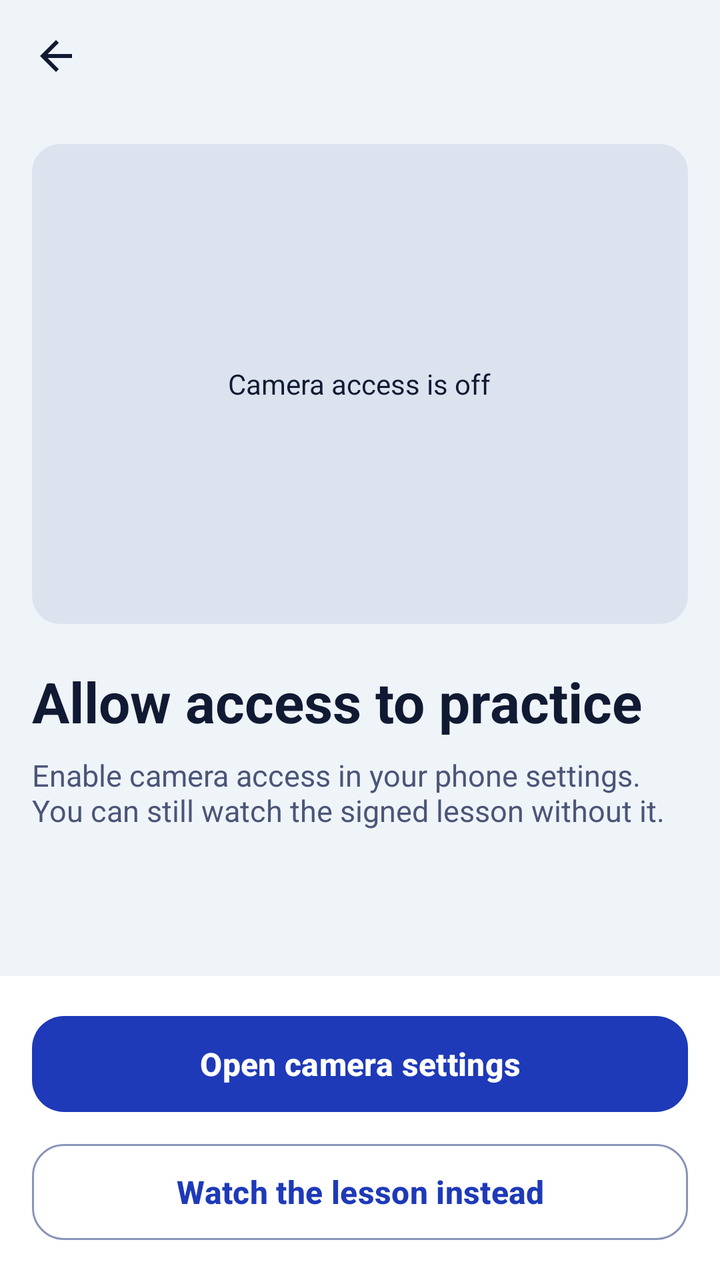
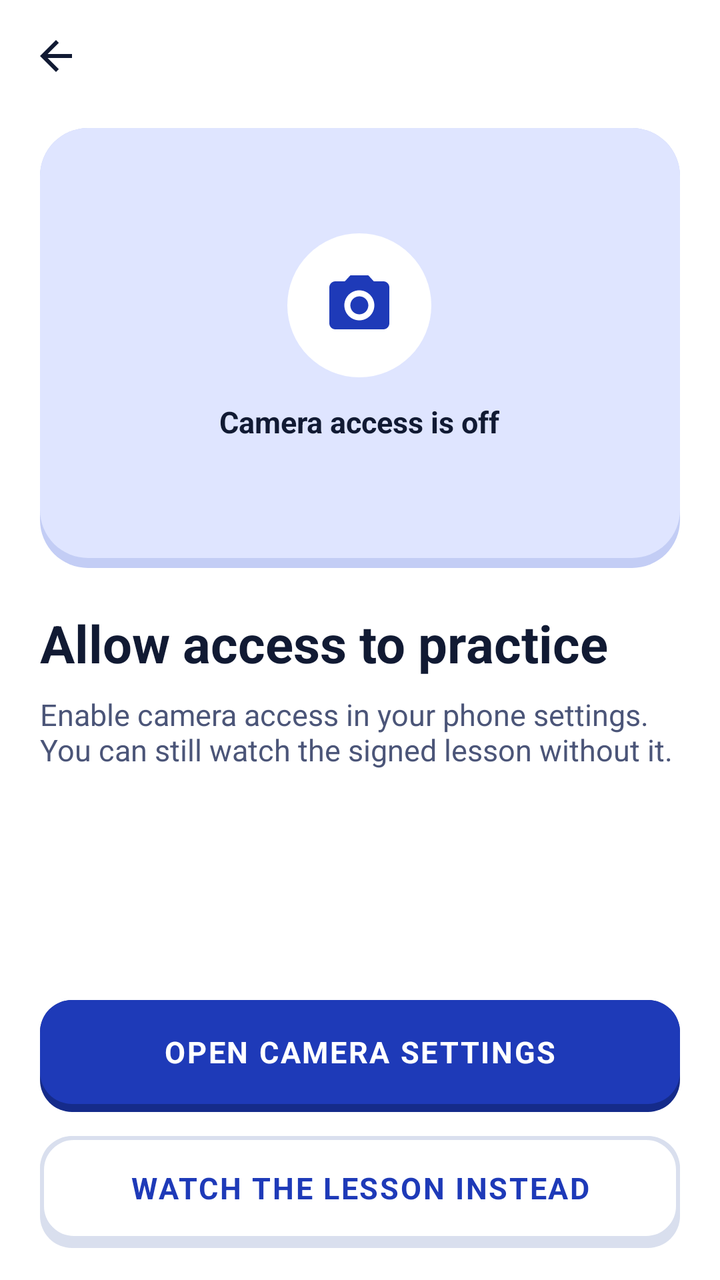

Two renders of the same Android screen: before a commit and after it. Below are the layout's source before the change and the commit's diff.
<!-- AndroidManifest.xml: application theme Theme.Senyas -->
<!-- res/layout/fragment_camera_unavailable.xml -->
<?xml version="1.0" encoding="utf-8"?>
<LinearLayout xmlns:android="http://schemas.android.com/apk/res/android"
    xmlns:app="http://schemas.android.com/apk/res-auto"
    android:layout_width="match_parent"
    android:layout_height="match_parent"
    android:orientation="vertical">

    <include layout="@layout/view_top_bar" />

    <ScrollView
        android:layout_width="match_parent"
        android:layout_height="0dp"
        android:layout_weight="1">

        <LinearLayout
            android:layout_width="match_parent"
            android:layout_height="wrap_content"
            android:orientation="vertical"
            android:padding="16dp">

            <FrameLayout
                android:layout_width="match_parent"
                android:layout_height="240dp"
                android:background="@drawable/bg_tile"
                android:backgroundTint="@color/skeleton"
                android:contentDescription="@string/camera_access_is_off">

                <TextView android:layout_width="wrap_content" android:layout_height="wrap_content" android:layout_gravity="center" android:text="@string/camera_access_is_off" android:textColor="@color/text_primary" android:textSize="14sp" />
            </FrameLayout>

            <TextView android:layout_width="match_parent" android:layout_height="wrap_content" android:layout_marginTop="20dp" android:text="@string/allow_access_to_practice" android:textColor="@color/text_primary" android:textSize="28sp" android:textStyle="bold" />
            <TextView android:layout_width="match_parent" android:layout_height="wrap_content" android:layout_marginTop="8dp" android:text="@string/enable_camera_access_in_your" android:textColor="@color/text_secondary" android:textSize="15sp" />
        </LinearLayout>
    </ScrollView>

    <LinearLayout
        android:layout_width="match_parent"
        android:layout_height="wrap_content"
        android:background="@color/surface"
        android:orientation="vertical"
        android:padding="16dp">

        <com.google.android.material.button.MaterialButton android:id="@+id/btn_settings" android:layout_width="match_parent" android:layout_height="56dp" android:text="@string/open_camera_settings" android:textSize="16sp" android:textStyle="bold" app:cornerRadius="16dp" />
        <com.google.android.material.button.MaterialButton android:id="@+id/btn_watch" style="?attr/materialButtonOutlinedStyle" android:layout_width="match_parent" android:layout_height="56dp" android:layout_marginTop="8dp" android:text="@string/watch_the_lesson_instead" android:textSize="16sp" android:textStyle="bold" app:cornerRadius="16dp" />
    </LinearLayout>
</LinearLayout>
<!-- res/layout/view_top_bar.xml (included above) -->
<?xml version="1.0" encoding="utf-8"?>
<LinearLayout xmlns:android="http://schemas.android.com/apk/res/android"
    android:layout_width="match_parent"
    android:layout_height="56dp"
    android:gravity="center_vertical"
    android:orientation="horizontal"
    android:paddingStart="4dp"
    android:paddingEnd="16dp">

    <ImageButton
        android:id="@+id/btn_back"
        android:layout_width="48dp"
        android:layout_height="48dp"
        android:background="?attr/selectableItemBackgroundBorderless"
        android:contentDescription="@string/back"
        android:src="@drawable/ic_back"
        android:tint="@color/text_primary" />

    <TextView
        android:id="@+id/tv_bar_title"
        android:layout_width="wrap_content"
        android:layout_height="wrap_content"
        android:layout_marginStart="4dp"
        android:textColor="@color/text_primary"
        android:textSize="20sp"
        android:textStyle="bold" />
</LinearLayout>
<!-- resources referenced by this layout -->
<resources>
  <color name="skeleton">#DCE3EE</color>
  <color name="surface">#FFFFFF</color>
  <!-- drawable bg_tile (drawable) -->
  <?xml version="1.0" encoding="utf-8"?>
  <shape xmlns:android="http://schemas.android.com/apk/res/android" android:shape="rectangle">
      <solid android:color="@color/surface" />
      <corners android:radius="14dp" />
  </shape>
  <string name="back">Back</string>
  <color name="white">#FFFFFFFF</color>
  <color name="sun_yellow">#FFC22D</color>
  <color name="navy">#111A33</color>
  <color name="background">#EFF4F9</color>
  <color name="outline">#8A94B8</color>
  <color name="error">#B3261E</color>
  <!-- unchanged entries left out for length: 12 -->
</resources>

<!-- the commit's change to res/layout/fragment_camera_unavailable.xml (unified diff, before → after) -->
@@ -3,6 +3,7 @@
     xmlns:app="http://schemas.android.com/apk/res-auto"
     android:layout_width="match_parent"
     android:layout_height="match_parent"
+    android:background="@color/surface"
     android:orientation="vertical">
 
     <include layout="@layout/view_top_bar" />
@@ -10,26 +11,72 @@
     <ScrollView
         android:layout_width="match_parent"
         android:layout_height="0dp"
-        android:layout_weight="1">
+        android:layout_weight="1"
+        android:overScrollMode="never">
 
         <LinearLayout
             android:layout_width="match_parent"
             android:layout_height="wrap_content"
             android:orientation="vertical"
-            android:padding="16dp">
+            android:paddingStart="20dp"
+            android:paddingTop="8dp"
+            android:paddingEnd="20dp"
+            android:paddingBottom="20dp">
 
             <FrameLayout
                 android:layout_width="match_parent"
-                android:layout_height="240dp"
-                android:background="@drawable/bg_tile"
-                android:backgroundTint="@color/skeleton"
-                android:contentDescription="@string/camera_access_is_off">
+                android:layout_height="220dp"
+                android:background="@drawable/bg_card_tinted">
 
-                <TextView android:layout_width="wrap_content" android:layout_height="wrap_content" android:layout_gravity="center" android:text="@string/camera_access_is_off" android:textColor="@color/text_primary" android:textSize="14sp" />
+                <LinearLayout
+                    android:layout_width="wrap_content"
+                    android:layout_height="wrap_content"
+                    android:layout_gravity="center"
+                    android:layout_marginBottom="5dp"
+                    android:gravity="center_horizontal"
+                    android:orientation="vertical">
+
+                    <FrameLayout
+                        android:layout_width="72dp"
+                        android:layout_height="72dp"
+                        android:background="@drawable/bg_circle_white">
+
+                        <ImageView
+                            android:layout_width="36dp"
+                            android:layout_height="36dp"
+                            android:layout_gravity="center"
+                            android:importantForAccessibility="no"
+                            android:src="@drawable/ic_practice"
+                            app:tint="@color/senyas_blue" />
+                    </FrameLayout>
+
+                    <TextView
+                        android:layout_width="wrap_content"
+                        android:layout_height="wrap_content"
+                        android:layout_marginTop="12dp"
+                        android:text="@string/camera_access_is_off"
+                        android:textColor="@color/text_primary"
+                        android:textSize="15sp"
+                        android:textStyle="bold" />
+                </LinearLayout>
             </FrameLayout>
 
-            <TextView android:layout_width="match_parent" android:layout_height="wrap_content" android:layout_marginTop="20dp" android:text="@string/allow_access_to_practice" android:textColor="@color/text_primary" android:textSize="28sp" android:textStyle="bold" />
-            <TextView android:layout_width="match_parent" android:layout_height="wrap_content" android:layout_marginTop="8dp" android:text="@string/enable_camera_access_in_your" android:textColor="@color/text_secondary" android:textSize="15sp" />
+            <TextView
+                android:layout_width="match_parent"
+                android:layout_height="wrap_content"
+                android:layout_marginTop="20dp"
+                android:text="@string/allow_access_to_practice"
+                android:textColor="@color/text_primary"
+                android:textSize="26sp"
+                android:textStyle="bold" />
+
+            <TextView
+                android:layout_width="match_parent"
+                android:layout_height="wrap_content"
+                android:layout_marginTop="8dp"
+                android:text="@string/enable_camera_access_in_your"
+                android:textColor="@color/text_secondary"
+                android:textSize="15sp" />
         </LinearLayout>
     </ScrollView>
 
@@ -38,10 +85,21 @@
         android:layout_height="wrap_content"
         android:background="@color/surface"
         android:orientation="vertical"
-        android:padding="16dp">
+        android:paddingStart="20dp"
+        android:paddingTop="8dp"
+        android:paddingEnd="20dp"
+        android:paddingBottom="16dp">
 
-        <com.google.android.material.button.MaterialButton android:id="@+id/btn_settings" android:layout_width="match_parent" android:layout_height="56dp" android:text="@string/open_camera_settings" android:textSize="16sp" android:textStyle="bold" app:cornerRadius="16dp" />
-        <com.google.android.material.button.MaterialButton android:id="@+id/btn_watch" style="?attr/materialButtonOutlinedStyle" android:layout_width="match_parent" android:layout_height="56dp" android:layout_marginTop="8dp" android:text="@string/watch_the_lesson_instead" android:textSize="16sp" android:textStyle="bold" app:cornerRadius="16dp" />
+        <TextView
+            android:id="@+id/btn_settings"
+            style="@style/Widget.Senyas.Btn3D.Primary"
+            android:text="@string/open_camera_settings" />
+
+        <TextView
+            android:id="@+id/btn_watch"
+            style="@style/Widget.Senyas.Btn3D.Secondary"
+            android:layout_marginTop="12dp"
+            android:text="@string/watch_the_lesson_instead" />
     </LinearLayout>
 </LinearLayout>
 <!-- res/layout/view_top_bar.xml (included above) -->
<!-- resource entries referenced after the edit -->
@@ -1,20 +1,80 @@
 <!-- resources referenced by this layout -->
 <resources>
-  <color name="skeleton">#DCE3EE</color>
   <color name="surface">#FFFFFF</color>
-  <!-- drawable bg_tile (drawable) -->
+  <!-- drawable bg_card_tinted (drawable) -->
   <?xml version="1.0" encoding="utf-8"?>
-  <shape xmlns:android="http://schemas.android.com/apk/res/android" android:shape="rectangle">
-      <solid android:color="@color/surface" />
-      <corners android:radius="14dp" />
+  <layer-list xmlns:android="http://schemas.android.com/apk/res/android">
+      <item><shape><solid android:color="@color/blue_container_edge" /><corners android:radius="24dp" /></shape></item>
+      <item android:bottom="5dp"><shape><solid android:color="@color/blue_container" /><corners android:radius="24dp" /></shape></item>
+  </layer-list>
+  <!-- drawable bg_circle_white (drawable) -->
+  <?xml version="1.0" encoding="utf-8"?>
+  <shape xmlns:android="http://schemas.android.com/apk/res/android" android:shape="oval">
+      <solid android:color="@color/white" />
   </shape>
+  <!-- drawable ic_practice (drawable) -->
+  <?xml version="1.0" encoding="utf-8"?>
+  <vector xmlns:android="http://schemas.android.com/apk/res/android"
+      android:width="24dp" android:height="24dp"
+      android:viewportWidth="24" android:viewportHeight="24"
+      android:tint="?attr/colorControlNormal">
+      <path android:fillColor="@android:color/white" android:pathData="M9,2L7.17,4H4c-1.1,0 -2,0.9 -2,2v12c0,1.1 0.9,2 2,2h16c1.1,0 2,-0.9 2,-2V6c0,-1.1 -0.9,-2 -2,-2h-3.17L15,2H9zM12,17c-2.76,0 -5,-2.24 -5,-5s2.24,-5 5,-5 5,2.24 5,5 -2.24,5 -5,5zM12,9c-1.66,0 -3,1.34 -3,3s1.34,3 3,3 3,-1.34 3,-3 -1.34,-3 -3,-3z" />
+  </vector>
   <string name="back">Back</string>
+  <style name="Widget.Senyas.Btn3D.Primary">
+          <item name="android:background">@drawable/btn_primary</item>
+          <item name="android:textColor">@color/white</item>
+      </style>
+  <style name="Widget.Senyas.Btn3D.Secondary">
+          <item name="android:background">@drawable/btn_secondary</item>
+          <item name="android:textColor">@color/accent</item>
+      </style>
+  <color name="blue_container_edge">#C3CDF5</color>
   <color name="white">#FFFFFFFF</color>
+  <!-- drawable btn_primary (drawable) -->
+  <?xml version="1.0" encoding="utf-8"?>
+  <selector xmlns:android="http://schemas.android.com/apk/res/android">
+      <item android:state_enabled="false">
+          <layer-list>
+              <item android:bottom="0dp"><shape><solid android:color="@color/tag_grey" /><corners android:radius="16dp" /></shape></item>
+          </layer-list>
+      </item>
+      <item android:state_pressed="true">
+          <layer-list>
+              <item android:top="4dp"><shape><solid android:color="@color/senyas_blue" /><corners android:radius="16dp" /></shape></item>
+          </layer-list>
+      </item>
+      <item>
+          <layer-list>
+              <item><shape><solid android:color="@color/blue_edge" /><corners android:radius="16dp" /></shape></item>
+              <item android:bottom="4dp"><shape><solid android:color="@color/senyas_blue" /><corners android:radius="16dp" /></shape></item>
+          </layer-list>
+      </item>
+  </selector>
+  <!-- drawable btn_secondary (drawable) -->
+  <?xml version="1.0" encoding="utf-8"?>
+  <selector xmlns:android="http://schemas.android.com/apk/res/android">
+      <item android:state_pressed="true">
+          <layer-list>
+              <item android:top="4dp"><shape><solid android:color="@color/surface" /><corners android:radius="16dp" /><stroke android:width="2dp" android:color="@color/card_stroke" /></shape></item>
+          </layer-list>
+      </item>
+      <item>
+          <layer-list>
+              <item><shape><solid android:color="@color/card_stroke" /><corners android:radius="16dp" /></shape></item>
+              <item android:bottom="4dp"><shape><solid android:color="@color/surface" /><corners android:radius="16dp" /><stroke android:width="2dp" android:color="@color/card_stroke" /></shape></item>
+          </layer-list>
+      </item>
+  </selector>
+  <color name="accent">#1E3AB8</color>
   <color name="sun_yellow">#FFC22D</color>
   <color name="navy">#111A33</color>
   <color name="background">#EFF4F9</color>
   <color name="outline">#8A94B8</color>
   <color name="error">#B3261E</color>
+  <color name="tag_grey">#E6E8EE</color>
+  <color name="blue_edge">#152B8A</color>
+  <color name="card_stroke">#D9DFEE</color>
   <!-- unchanged entries left out for length: 12 -->
 </resources>
 
